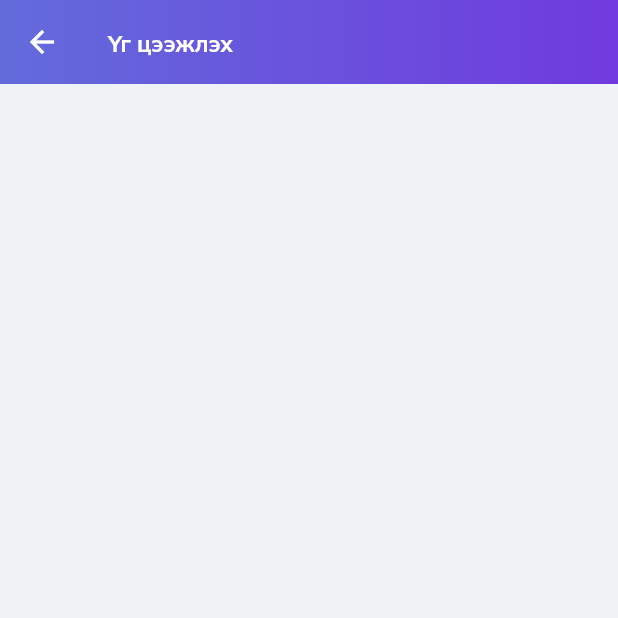
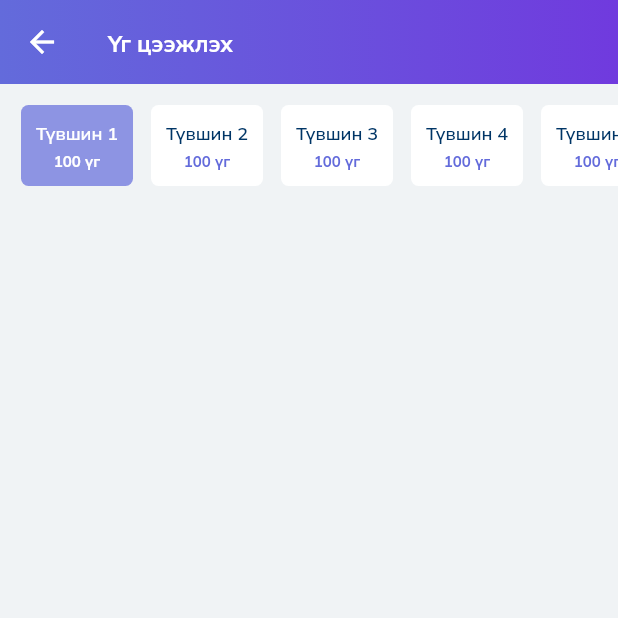
Before and after one commit to athrtyDev/Husky, a Flutter app: the VocabularyHomeScreen screen opened by its route, on a phone screen of 412 x 824 dp, the top half of it. Run offline on Flutter 3.47's test engine with Material 2 defaults, Android fonts, the phone set to English and light mode, and no system bars; our stand-ins replace cached_network_image, carousel_slider; network calls fail.

Commit message:
Шинэ үгийн хуудасны дээр түвшин сонгох мөр нэмсэн

```diff
--- /dev/null
+++ b/lib/screens/vocabulary_home_screen/components/vocabulary_level.dart
@@ -0,0 +1,32 @@
+import 'package:flutter/cupertino.dart';
+import 'package:husky/components/my_text.dart';
+import 'package:husky/global/global.dart';
+
+class VocabularyLevel extends StatelessWidget {
+  final int index;
+  final bool isSelected;
+  const VocabularyLevel({this.index, this.isSelected, Key key}) : super(key: key);
+
+  @override
+  Widget build(BuildContext context) {
+    return Container(
+        margin: EdgeInsets.all(6),
+        padding: EdgeInsets.all(10),
+        decoration:
+            BoxDecoration(borderRadius: BorderRadius.circular(5), color: isSelected ? Styles.baseColor70 : Styles.whiteColor),
+        child: Column(
+          children: [
+            MyText.medium(
+              "Түвшин $index",
+              textColor: isSelected ? Styles.whiteColor : Styles.textColor,
+            ),
+            SizedBox(height: 3),
+            MyText.small(
+              "100 үг",
+              textColor: isSelected ? Styles.whiteColor : Styles.baseColor,
+              fontWeight: Styles.wBold,
+            )
+          ],
+        ));
+  }
+}
--- /dev/null
+++ b/lib/screens/vocabulary_home_screen/components/vocabulary_levels.dart
@@ -0,0 +1,35 @@
+import 'package:flutter/material.dart';
+import 'package:husky/screens/vocabulary_home_screen/components/vocabulary_level.dart';
+
+class VocabularyLevels extends StatefulWidget {
+  const VocabularyLevels({Key key}) : super(key: key);
+
+  @override
+  _VocabularyLevelsState createState() => _VocabularyLevelsState();
+}
+
+class _VocabularyLevelsState extends State<VocabularyLevels> {
+  int _selectedIndex = 0;
+  @override
+  Widget build(BuildContext context) {
+    return Container(
+      margin: EdgeInsets.all(8),
+      child: Row(
+        children: [
+          for (int index = 0; index < 6; index++)
+            InkWell(
+              onTap: () {
+                setState(() {
+                  _selectedIndex = index;
+                });
+              },
+              child: VocabularyLevel(
+                index: (index + 1),
+                isSelected: _selectedIndex == index,
+              ),
+            )
+        ],
+      ),
+    );
+  }
+}
--- a/lib/screens/vocabulary_home_screen/vocabulary_home_screen.dart
+++ b/lib/screens/vocabulary_home_screen/vocabulary_home_screen.dart
@@ -1,6 +1,7 @@
 import 'package:flutter/material.dart';
 import 'package:husky/components/my_app_bar.dart';
 import 'package:husky/global/style.dart';
+import 'package:husky/screens/vocabulary_home_screen/components/vocabulary_levels.dart';
 
 class VocabularyHomeScreen extends StatefulWidget {
   const VocabularyHomeScreen();
@@ -15,6 +16,9 @@ class _VocabularyHomeScreenState extends State<VocabularyHomeScreen> {
     return Scaffold(
       appBar: myAppBar(title: "Үг цээжлэх"),
       backgroundColor: Styles.greyColor,
+      body: Column(
+        children: [SingleChildScrollView(scrollDirection: Axis.horizontal, child: VocabularyLevels())],
+      ),
     );
   }
 }
```
